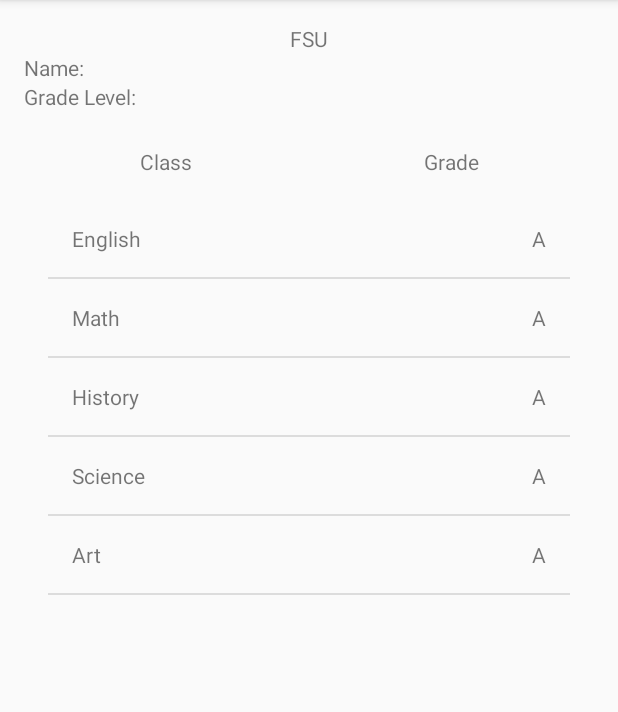
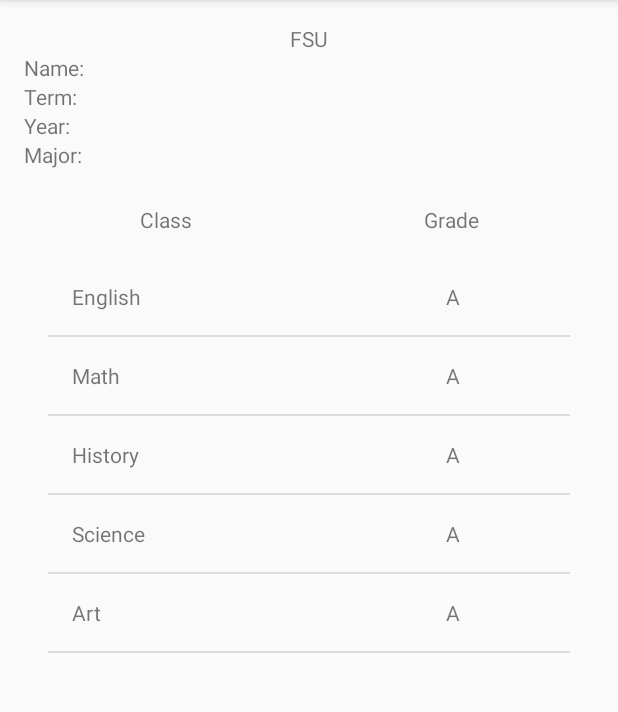
Before and after one commit to davej33/ReportCard, an Android app: the ReportCard screen opened directly, with no data from a screen before it, on a phone screen of 412 x 824 dp, the part 84-796 px from its top. Run offline under Robolectric (Android 15) with nearby library versions, the phone set to English and light mode, and no system bars.

Commit message:
updated format

```diff
--- a/app/src/main/res/layout/list_item.xml
+++ b/app/src/main/res/layout/list_item.xml
@@ -15,15 +15,17 @@
 
         <TextView
             android:id="@+id/class_text_view"
-            android:layout_width="wrap_content"
+            android:layout_width="0dp"
             android:layout_height="wrap_content"
-            />
+            android:layout_weight="1"
+            android:gravity="left"/>
 
         <TextView
             android:id="@+id/grade_text_view"
-            android:layout_width="match_parent"
+            android:layout_weight="1"
+            android:paddingLeft="34dp"
+            android:layout_width="0dp"
             android:layout_height="wrap_content"
-            android:gravity="right"
-            />
+            android:gravity="center_horizontal" />
     </LinearLayout>
 </LinearLayout>
--- a/app/src/main/res/layout/view_report.xml
+++ b/app/src/main/res/layout/view_report.xml
@@ -7,21 +7,79 @@
     android:orientation="vertical"
     android:padding="16dp">
 
+
     <TextView
         android:layout_width="match_parent"
         android:layout_height="wrap_content"
         android:gravity="center_horizontal"
         android:text="FSU" />
 
-    <TextView
+    <LinearLayout
         android:layout_width="wrap_content"
-        android:layout_height="wrap_content"
-        android:text="Name:" />
+        android:layout_height="wrap_content">
 
-    <TextView
+        <TextView
+            android:layout_width="wrap_content"
+            android:layout_height="wrap_content"
+            android:text="Name:" />
+
+        <TextView
+            android:id="@+id/name"
+            android:layout_width="wrap_content"
+            android:layout_height="wrap_content"
+            android:paddingLeft="8dp"
+            tools:text="Ray Finkel" />
+    </LinearLayout>
+
+    <LinearLayout
         android:layout_width="wrap_content"
-        android:layout_height="wrap_content"
-        android:text="Grade Level:" />
+        android:layout_height="wrap_content">
+
+        <TextView
+            android:layout_width="wrap_content"
+            android:layout_height="wrap_content"
+            android:text="Term:" />
+
+        <TextView
+            android:id="@+id/term"
+            android:layout_width="wrap_content"
+            android:layout_height="wrap_content"
+            android:paddingLeft="13dp"
+            tools:text="Spring" />
+    </LinearLayout>
+    <LinearLayout
+        android:layout_width="wrap_content"
+        android:layout_height="wrap_content">
+
+        <TextView
+            android:layout_width="wrap_content"
+            android:layout_height="wrap_content"
+            android:text="Year:" />
+
+        <TextView
+            android:id="@+id/year"
+            android:layout_width="wrap_content"
+            android:layout_height="wrap_content"
+            android:paddingLeft="18dp"
+            tools:text="2016" />
+    </LinearLayout>
+    <LinearLayout
+        android:layout_width="wrap_content"
+        android:layout_height="wrap_content">
+
+        <TextView
+            android:layout_width="wrap_content"
+            android:layout_height="wrap_content"
+            android:text="Major:" />
+
+        <TextView
+            android:id="@+id/major"
+            android:layout_width="wrap_content"
+            android:layout_height="wrap_content"
+            android:paddingLeft="10dp"
+            tools:text="Software Engineering" />
+    </LinearLayout>
+
 
     <LinearLayout
         android:layout_width="match_parent"
@@ -46,9 +104,9 @@
     <ListView xmlns:android="http://schemas.android.com/apk/res/android"
         xmlns:tools="http://schemas.android.com/tools"
         android:id="@+id/view_report"
-        android:orientation="vertical"
         android:layout_width="match_parent"
         android:layout_height="match_parent"
+        android:orientation="vertical"
         android:paddingBottom="@dimen/activity_vertical_margin"
         android:paddingLeft="@dimen/activity_horizontal_margin"
         android:paddingRight="@dimen/activity_horizontal_margin"
```
